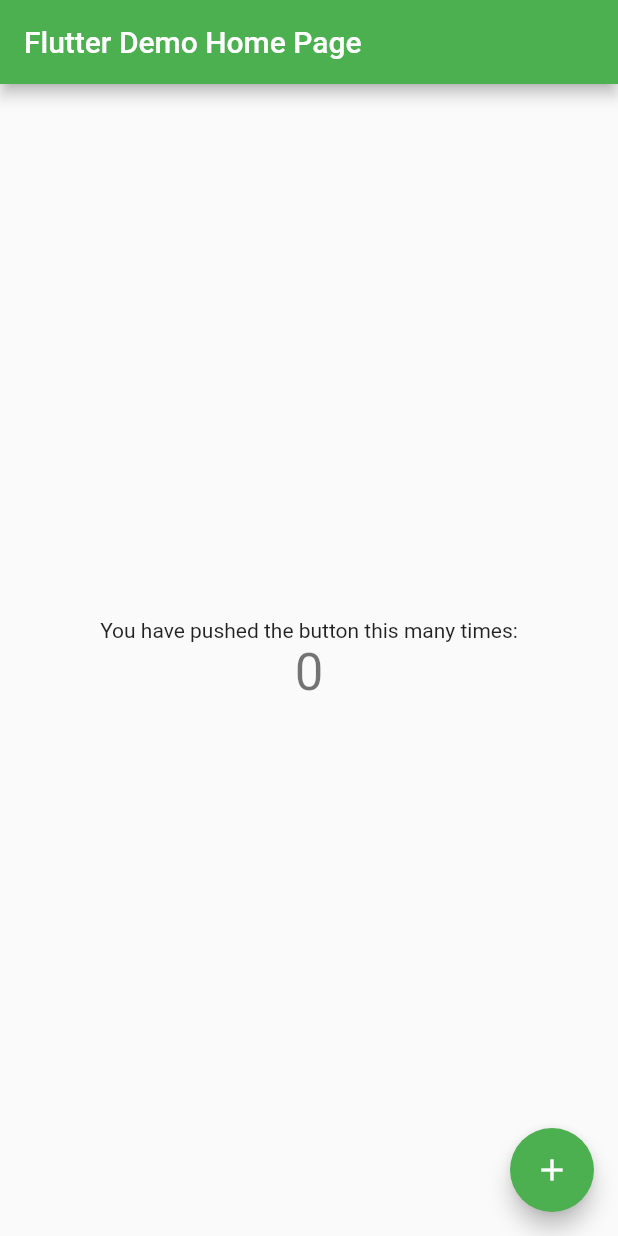
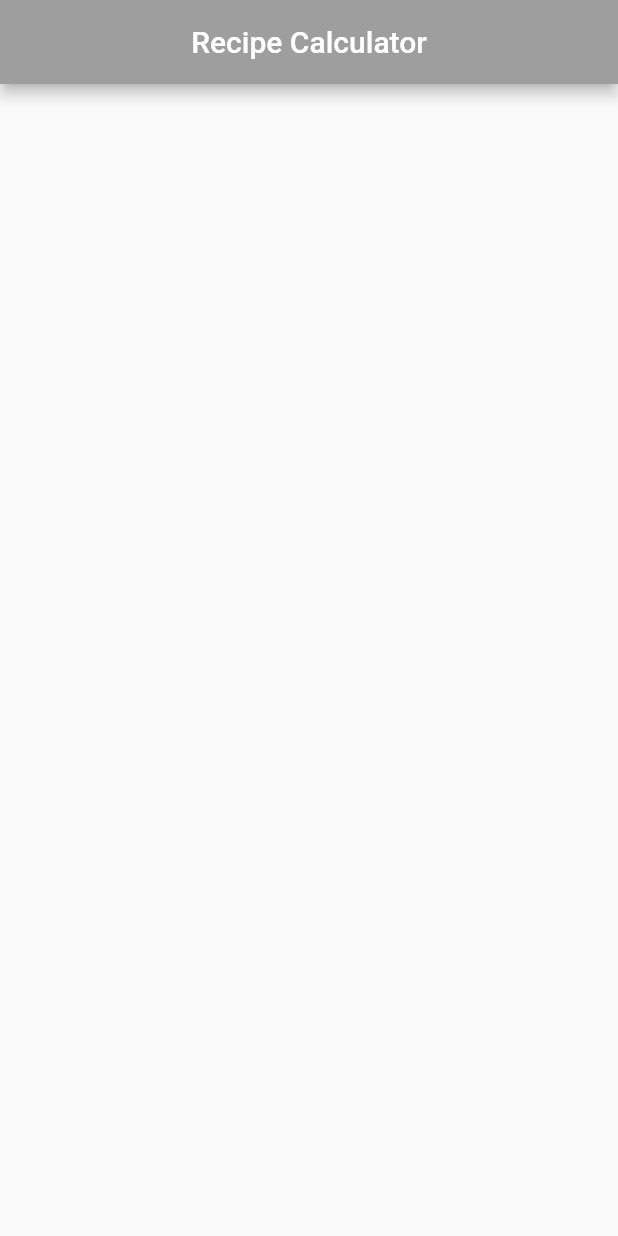
Before and after one commit to alxayeed/recipe-calculator, a Flutter app: the screen it shows after launch, on a phone screen of 412 x 824 dp. Run offline on Flutter 3.47's test engine with Material 2 defaults, Android fonts, the light colour scheme and no system bars.

Commit message:
MyApp turned into neat&clean RecipeApp

```diff
--- a/lib/main.dart
+++ b/lib/main.dart
@@ -1,20 +1,25 @@
 import 'package:flutter/material.dart';
 
 void main() {
-  runApp(const MyApp());
+  runApp(const RecipeApp());
 }
 
-class MyApp extends StatelessWidget {
-  const MyApp({Key? key}) : super(key: key);
+class RecipeApp extends StatelessWidget {
+  const RecipeApp({Key? key}) : super(key: key);
 
   @override
   Widget build(BuildContext context) {
+    final ThemeData theme = ThemeData();
+
     return MaterialApp(
-      title: 'Flutter Demo',
-      theme: ThemeData(
-        primarySwatch: Colors.green,
+      title: 'Recipe Calculator',
+      theme: theme.copyWith(
+        colorScheme: theme.colorScheme.copyWith(
+          primary: Colors.grey,
+          secondary: Colors.black
+        ),
       ),
-      home: const MyHomePage(title: 'Flutter Demo Home Page'),
+      home: const MyHomePage(title: 'Recipe Calculator'),
     );
   }
 }
@@ -28,39 +33,22 @@
 }
 
 class _MyHomePageState extends State<MyHomePage> {
-  int _counter = 0;
-
-  void _incrementCounter() {
-    setState(() {
-      _counter++;
-    });
-  }
 
   @override
   Widget build(BuildContext context) {
     return Scaffold(
       appBar: AppBar(
+        centerTitle: true,
         title: Text(widget.title),
       ),
-      body: Center(
-        child: Column(
-          mainAxisAlignment: MainAxisAlignment.center,
-          children: <Widget>[
-            const Text(
-              'You have pushed the button this many times:',
-            ),
-            Text(
-              '$_counter',
-              style: Theme.of(context).textTheme.headline4,
-            ),
-          ],
+      body: SafeArea(
+        // TODO: Replace child Container()
+        child: Container(
         ),
       ),
-      floatingActionButton: FloatingActionButton(
-        onPressed: _incrementCounter,
-        tooltip: 'Increment',
-        child: const Icon(Icons.add),
-      ),
+
     );
   }
+
+  // TODO: Add buildRecipeCard() here
 }
```
Also changed, not shown: 1 other file.
